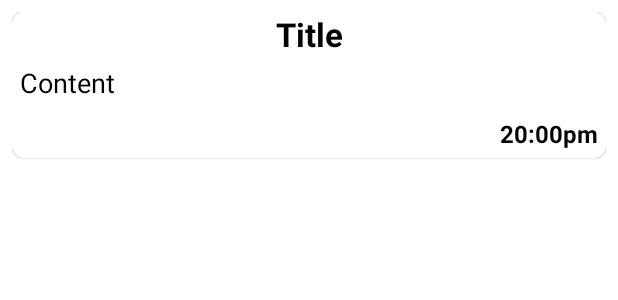
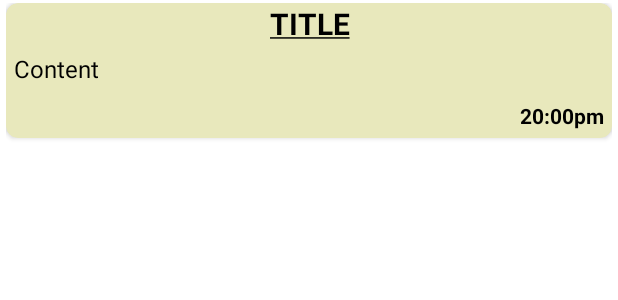
Before and after one commit to Laurentdarl/Confidential_Notes, an Android app: the layout note_item.xml on its own in the app's theme, with its tools: preview values and no code run, on a phone screen of 412 x 824 dp. Shown: the top 300 px of the screen. Run offline under Robolectric (Android 15) with nearby library versions, the phone set to English and light mode, and no system bars.

```diff
--- a/app/src/main/java/com/laurentdarl/confidentialnotesapplication/presentation/fragments/AddNoteFragment.kt
+++ b/app/src/main/java/com/laurentdarl/confidentialnotesapplication/presentation/fragments/AddNoteFragment.kt
@@ -8,6 +8,7 @@ import android.view.View
 import android.view.ViewGroup
 import android.widget.Toast
 import androidx.lifecycle.ViewModelProvider
+import androidx.navigation.fragment.findNavController
 import com.laurentdarl.confidentialnotesapplication.R
 import com.laurentdarl.confidentialnotesapplication.data.models.Note
 import com.laurentdarl.confidentialnotesapplication.data.viewmodels.NoteViewModel
@@ -56,6 +57,8 @@ class AddNoteFragment : Fragment() {
             else -> {
                 noteViewModel.addNote(note)
                 Toast.makeText(requireContext(), "Note added successfully!", Toast.LENGTH_SHORT).show()
+                val actions = AddNoteFragmentDirections.actionAddNoteFragmentToNotesFragment()
+                findNavController().navigate(actions)
             }
         }
     }
--- a/app/src/main/res/layout/fragment_notes.xml
+++ b/app/src/main/res/layout/fragment_notes.xml
@@ -20,7 +20,7 @@
 
     <androidx.recyclerview.widget.RecyclerView
         android:id="@+id/rv_notes"
-        android:layout_width="0dp"
+        android:layout_width="match_parent"
         android:layout_height="0dp"
         app:layout_constraintBottom_toBottomOf="parent"
         app:layout_constraintEnd_toEndOf="parent"
--- a/app/src/main/res/layout/note_item.xml
+++ b/app/src/main/res/layout/note_item.xml
@@ -1,16 +1,25 @@
 <?xml version="1.0" encoding="utf-8"?>
-<LinearLayout xmlns:android="http://schemas.android.com/apk/res/android"
+<FrameLayout xmlns:android="http://schemas.android.com/apk/res/android"
     android:layout_width="match_parent"
     android:layout_height="match_parent"
     android:fitsSystemWindows="true"
-    android:padding="8dp"
+    android:paddingLeft="4dp"
+    android:paddingRight="4dp"
+    android:paddingBottom="2dp"
+    android:paddingTop="2dp"
     xmlns:app="http://schemas.android.com/apk/res-auto"
     android:orientation="horizontal">
 
+    <View
+        android:layout_width="match_parent"
+        android:layout_height="0dp"
+        />
 
         <com.google.android.material.card.MaterialCardView
             android:layout_width="match_parent"
             android:layout_height="wrap_content"
+            android:backgroundTint="#E8E8BC"
+            app:cardElevation="2dp"
             app:cardCornerRadius="8dp" >
 
             <LinearLayout
@@ -23,9 +32,10 @@
                     android:id="@+id/tv_title"
                     android:layout_width="match_parent"
                     android:layout_height="wrap_content"
-                    android:text="Title"
+                    android:text="@string/title"
+                    android:textAllCaps="true"
                     android:textStyle="bold"
-                    android:textSize="22sp"
+                    android:textSize="20sp"
                     android:textColor="@color/black"
                     android:textAlignment="center" />
 
@@ -34,7 +44,7 @@
                     android:layout_width="match_parent"
                     android:layout_height="wrap_content"
                     android:text="Content"
-                    android:textSize="18sp"
+                    android:textSize="16sp"
                     android:padding="5dp"
                     android:textColor="@color/black" />
 
@@ -43,9 +53,9 @@
                     android:layout_width="wrap_content"
                     android:layout_height="wrap_content"
                     android:layout_gravity="end"
-                    android:text="20:00pm"
+                    android:text="@string/time"
                     android:textStyle="bold"
-                    android:textSize="16sp"
+                    android:textSize="14sp"
                     android:padding="5dp"
                     android:textColor="@color/black" />
 
@@ -53,4 +63,4 @@
 
         </com.google.android.material.card.MaterialCardView>
 
-</LinearLayout>
+</FrameLayout>
--- a/app/src/main/res/navigation/nav_graph.xml
+++ b/app/src/main/res/navigation/nav_graph.xml
@@ -26,6 +26,9 @@
         <action
             android:id="@+id/action_signUpFragment_to_signInFragment"
             app:destination="@id/signInFragment" />
+        <action
+            android:id="@+id/action_signUpFragment_to_notesFragment"
+            app:destination="@id/notesFragment" />
     </fragment>
     <fragment
         android:id="@+id/notesFragment"
--- a/app/src/main/res/values/strings.xml
+++ b/app/src/main/res/values/strings.xml
@@ -13,4 +13,6 @@
     <string name="or">OR</string>
     <string name="names">Names</string>
     <string name="repeat_password">Repeat password</string>
+    <string name="time">20:00pm</string>
+    <string name="title"><u>Title</u></string>
 </resources>
--- a/build.gradle
+++ b/build.gradle
@@ -8,6 +8,7 @@ buildscript {
         def nav_version = "2.3.5"
 
         classpath "androidx.navigation:navigation-safe-args-gradle-plugin:$nav_version"
+        classpath 'com.google.gms:google-services:4.3.10'
         classpath "com.android.tools.build:gradle:7.0.2"
         classpath "org.jetbrains.kotlin:kotlin-gradle-plugin:1.5.31"
 
```
Also changed, not shown: app/build.gradle (+13 -4 lines), app/src/main/java/com/laurentdarl/confidentialnotesapplication/presentation/fragments/UpdateNoteFragment.kt (+4 -3 lines), app/src/main/java/com/laurentdarl/confidentialnotesapplication/presentation/fragments/login/SignUpFragment.kt (+35 -0 lines), 1 other file.
